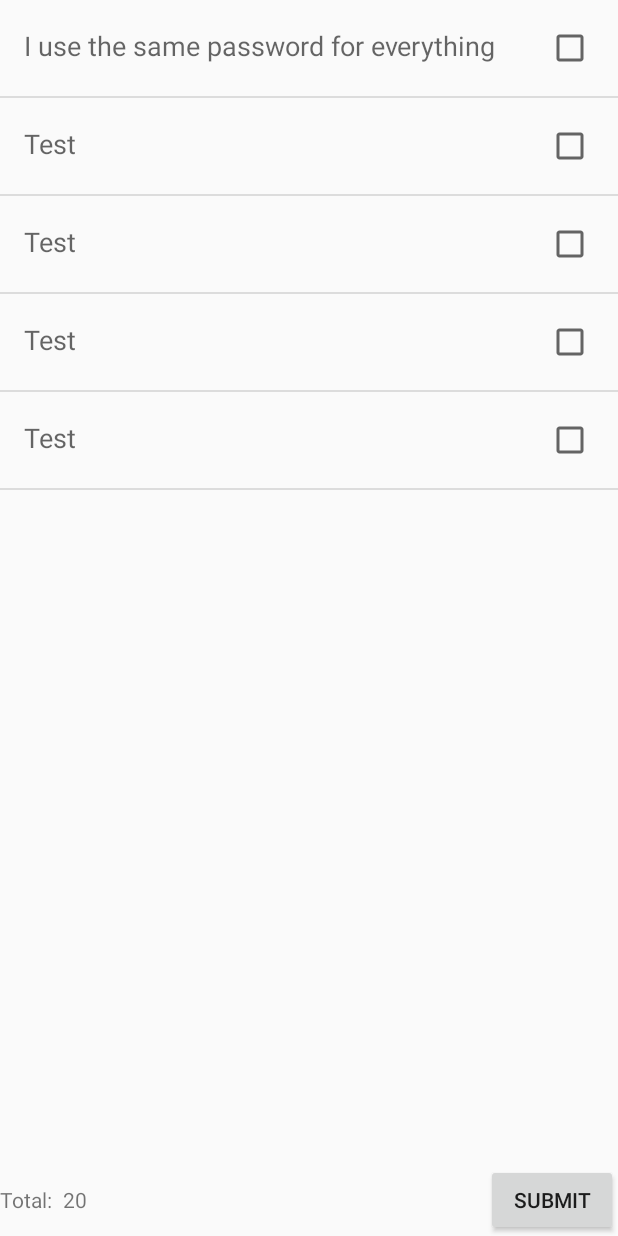
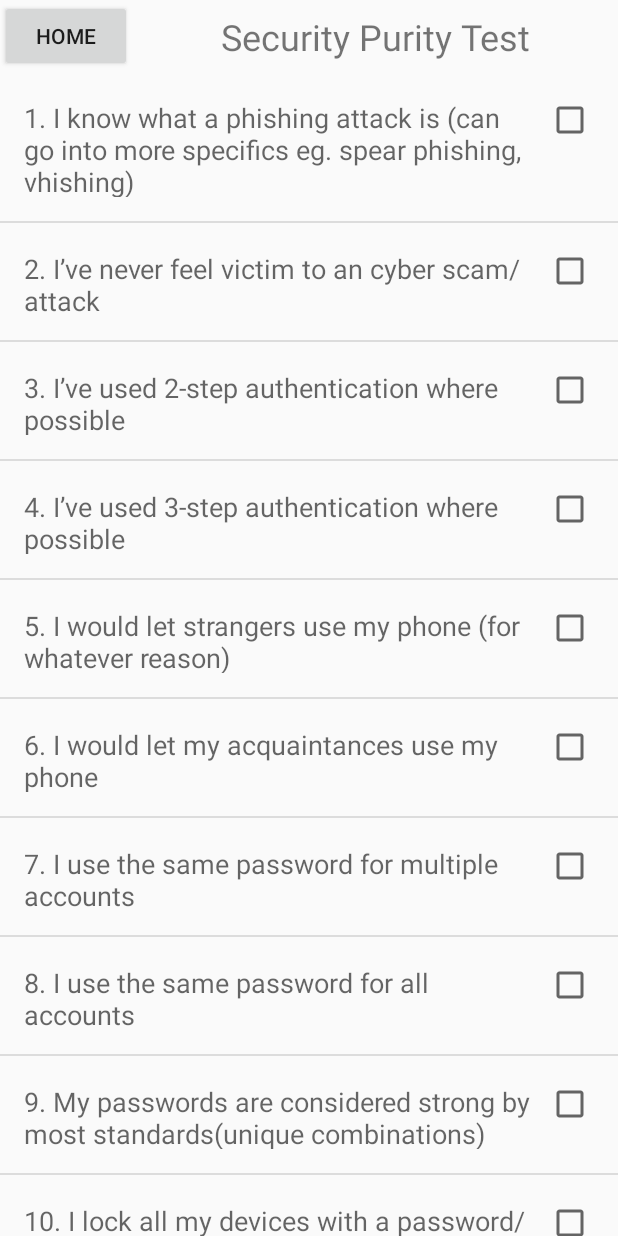
Before and after one commit to emilylaw00/INFS3605Project, an Android app: the PurityTest screen opened directly, with no data from a screen before it, on a phone screen of 412 x 824 dp. Run offline under Robolectric (Android 15) with nearby library versions, the phone set to English and light mode, and no system bars.

Commit message:
Purity test all questions implementation

```diff
--- a/app/src/main/java/com/example/infs3605project/PurityTest.java
+++ b/app/src/main/java/com/example/infs3605project/PurityTest.java
@@ -2,6 +2,7 @@ package com.example.infs3605project;
 
 import androidx.appcompat.app.AppCompatActivity;
 
+import android.content.Intent;
 import android.os.Bundle;
 import android.view.View;
 import android.view.ViewGroup;
@@ -24,7 +25,7 @@ public class PurityTest extends AppCompatActivity {
     ListView listView;
     MyAdapter myAdapter;
     TextView scoreTextView;
-    Button submit;
+    Button submit, homeBtn;
 
     @Override
     protected void onCreate(Bundle savedInstanceState) {
@@ -36,6 +37,7 @@ public class PurityTest extends AppCompatActivity {
         listView = findViewById(R.id.listView);
         scoreTextView = findViewById(R.id.score);
         submit = findViewById(R.id.submit);
+        homeBtn = findViewById(R.id.homeBtn);
 
         scoreTextView.setText("20");
 
@@ -64,33 +66,60 @@ public class PurityTest extends AppCompatActivity {
             }
         });
 
+        homeBtn.setOnClickListener(new View.OnClickListener() {
+            @Override
+            public void onClick(View v) {
+                startActivity(new Intent(getApplicationContext(), MainActivity.class));
+            }
+        });
+
 
     }
 
 
     void initData() {
-        TestQuestion data0 = new TestQuestion();
-        data0.setQuestion("I use the same password for everything");
-        dataList.add(data0);
 
-        TestQuestion data1 = new TestQuestion();
-        data1.setQuestion("Test");
-        dataList.add(data1);
-
-        TestQuestion data2 = new TestQuestion();
-        data2.setQuestion("Test");
-        dataList.add(data2);
-
-        TestQuestion data3 = new TestQuestion();
-        data3.setQuestion("Test");
-        dataList.add(data3);
-
-        TestQuestion data4 = new TestQuestion();
-        data4.setQuestion("Test");
-        dataList.add(data4);
+        dataListInsert("1. I know what a phishing attack is (can go into more specifics eg. spear phishing, vhishing)");
+        dataListInsert("2. I’ve never feel victim to an cyber scam/attack");
+        dataListInsert("3. I’ve used 2-step authentication where possible");
+        dataListInsert("4. I’ve used 3-step authentication where possible");
+        dataListInsert("5. I would let strangers use my phone (for whatever reason)");
+        dataListInsert("6. I would let my acquaintances use my phone");
+        dataListInsert("7. I use the same password for multiple accounts");
+        dataListInsert("8. I use the same password for all accounts");
+        dataListInsert("9. My passwords are considered strong by most standards(unique combinations)");
+        dataListInsert("10. I lock all my devices with a password/authentication measure");
+        dataListInsert("11. I lock all apps that have personal data with an authentication measure");
+        dataListInsert("12. I read the terms & conditions before any agreement");
+        dataListInsert("13. I check a company’s privacy policy before engaging in any activity");
+        dataListInsert("14. I think twice before clicking any links/content within an email");
+        dataListInsert("15. I open any email that is sent to me without checking who it’s from");
+        dataListInsert("16. I filter out/block spam email as soon as possible");
+        dataListInsert("17. I have used public wifi networks that don’t require authentication");
+        dataListInsert("18. I will use public wifi networks when outside if possible");
+        dataListInsert("19. I have used a VPN for security purposes");
+        dataListInsert("20. I regularly use a VPN for security purposes");
+        dataListInsert("21. I use separate devices for work/personal use");
+        dataListInsert("22. I always update my device’s security software when possible");
+        dataListInsert("23. I don’t mind sharing personal information over social media channels");
+        dataListInsert("24. I regularly change my passwords where there is personal information");
+        dataListInsert("25. I have clicked on unknown links before in an email");
+        dataListInsert("26. I research what I am downloading before installing an application");
+        dataListInsert("27. I regularly back-up my critical data");
+        dataListInsert("28. I click no when websites ask me to remember password");
+        dataListInsert("29. I delete sensitive material when there is no use for it anymore");
+        dataListInsert("30. I often run anti-malware/anti-virus software tests");
+        dataListInsert("31. I use network firewall for every application");
+        dataListInsert("32. I avoid all pop-ups that appear");
 
 
         userLogin.setFirstName("tom");
+    }
+
+    public void dataListInsert(String question) {
+        TestQuestion data = new TestQuestion();
+        data.setQuestion(question);
+        dataList.add(data);
     }
 
     private class MyAdapter extends BaseAdapter {
--- a/app/src/main/res/layout/activity_purity_test.xml
+++ b/app/src/main/res/layout/activity_purity_test.xml
@@ -8,11 +8,49 @@
     tools:context=".PurityTest">
 
 
+    <androidx.constraintlayout.widget.ConstraintLayout
+        android:id="@+id/ConstraintLayout"
+        android:layout_width="match_parent"
+        android:layout_height="wrap_content">
+
+        <Button
+            android:id="@+id/homeBtn"
+            android:layout_width="0dp"
+            android:layout_height="wrap_content"
+            android:text="home"
+            app:layout_constraintBottom_toBottomOf="parent"
+            app:layout_constraintStart_toStartOf="parent"
+            app:layout_constraintTop_toTopOf="parent" />
+
+        <TextView
+            android:id="@+id/pageTitle"
+            android:layout_width="0dp"
+            android:layout_height="wrap_content"
+            android:text="Security Purity Test"
+            android:textAlignment="center"
+            android:textSize="24sp"
+            app:layout_constraintBottom_toBottomOf="parent"
+            app:layout_constraintEnd_toEndOf="parent"
+            app:layout_constraintStart_toEndOf="@+id/homeBtn"
+            app:layout_constraintTop_toTopOf="parent" />
+    </androidx.constraintlayout.widget.ConstraintLayout>
+
+    <ScrollView
+        android:layout_width="match_parent"
+        android:layout_height="wrap_content">
+
+        <LinearLayout
+            android:layout_width="match_parent"
+            android:layout_height="wrap_content"
+            android:orientation="vertical">
+
             <ListView
                 android:id="@+id/listView"
                 android:layout_width="match_parent"
-        android:layout_weight="1"
-        android:layout_height="wrap_content" />
+                android:layout_height="2500dp"
+                android:layout_weight="1">
+
+            </ListView>
 
             <LinearLayout
                 android:layout_width="match_parent"
@@ -40,3 +78,6 @@
             </LinearLayout>
 
         </LinearLayout>
+    </ScrollView>
+
+</LinearLayout>
```
Lines whose indentation alone changed are shown as unchanged.
